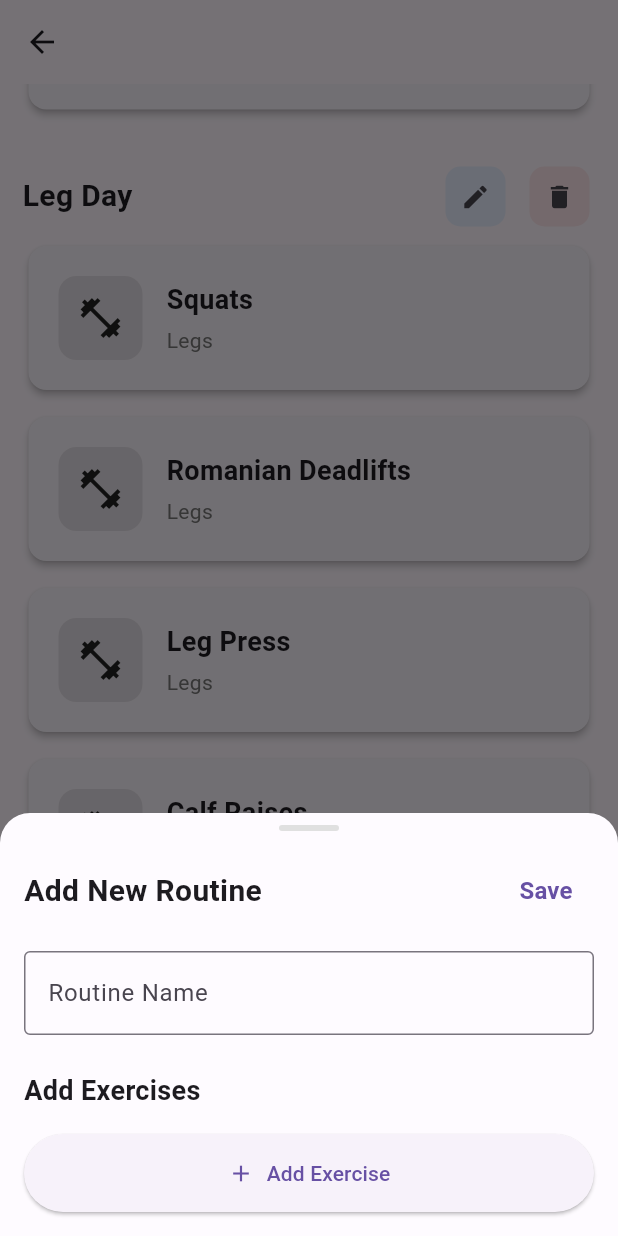
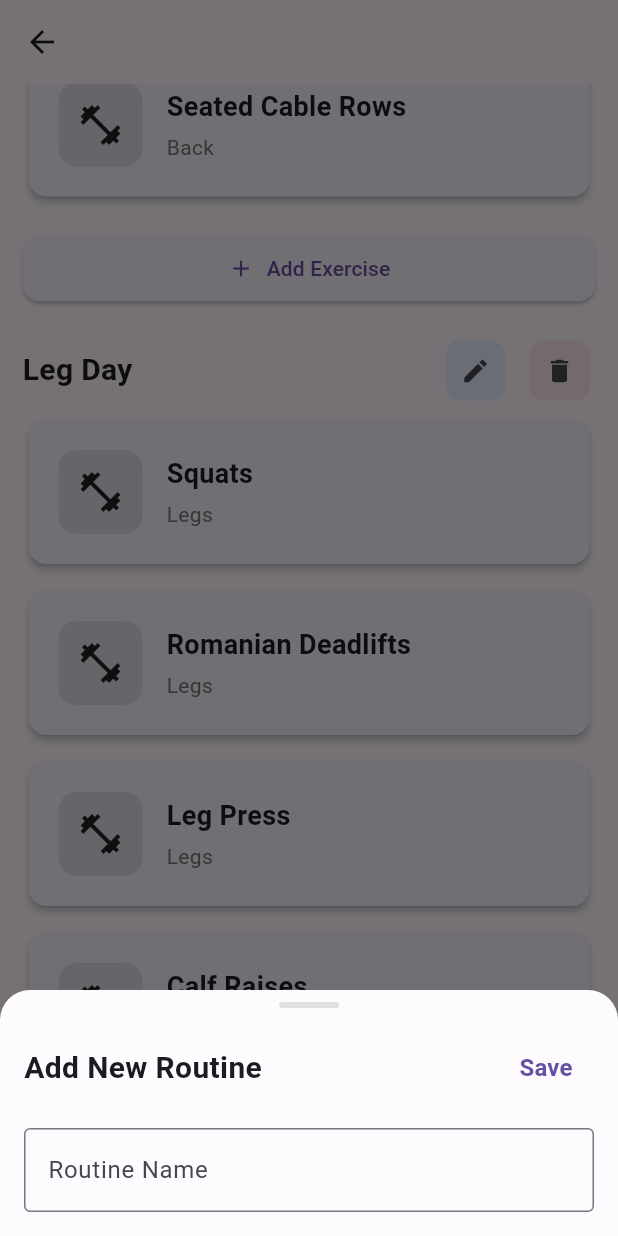
Before and after one commit to PebbleHearts/rep-records, a Flutter app: the ManageRoutinesScreen screen opened directly, scrolled down 1728 dp, after a tap on the "add" icon, on a phone screen of 412 x 824 dp. Run offline on Flutter 3.47's test engine with Material 3 defaults, Android fonts, the light colour scheme and no system bars; our stand-ins replace drift, shared_preferences; accounts and stored records are empty; generated files the repository leaves out were written again; statements that could not run were skipped.

Commit message:
feat: handle the routine creation

```diff
--- /dev/null
+++ b/lib/database/schema/routine.dart
@@ -0,0 +1,10 @@
+import 'package:drift/drift.dart';
+
+@DataClassName('Routine')
+class Routines extends Table {
+  IntColumn get id => integer().autoIncrement()();
+  TextColumn get name => text()();
+
+  @override
+  Set<Column> get primaryKey => {id};
+}
--- /dev/null
+++ b/lib/schemas/routine_schema.dart
@@ -0,0 +1,11 @@
+import 'package:drift/drift.dart';
+
+@DataClassName('Routine')
+class Routines extends Table {
+  IntColumn get id => integer().autoIncrement()();
+  TextColumn get name => text()();
+  TextColumn get status => text()(); // Can be 'active' or 'archived'
+
+  @override
+  Set<Column> get primaryKey => {id};
+}
--- a/lib/screens/manage-routines-screen/manage_routines_screen.dart
+++ b/lib/screens/manage-routines-screen/manage_routines_screen.dart
@@ -1,4 +1,8 @@
+import 'package:drift/drift.dart' show Value;
 import 'package:flutter/material.dart';
+import 'package:rep_records/database/dao/routine_dao.dart';
+import 'package:rep_records/database/database.dart';
+import 'package:rep_records/main.dart';
 import 'package:rep_records/theme/app_theme.dart';
 
 class ManageRoutinesScreen extends StatelessWidget {
@@ -106,10 +110,18 @@ class ManageRoutinesScreen extends StatelessWidget {
                     ),
                   ),
                   TextButton(
-                    onPressed: () {
+                    onPressed: () async {
                       if (_formKey.currentState!.validate()) {
-                        // TODO: Save the routine
-                        Navigator.pop(context);
+                        await RoutineDao(database).createRoutine(
+                          RoutinesCompanion.insert(
+                            name: _nameController.text,
+                            status: 'active',
+                          ),
+                        );
+                        print('Routine created');
+                        final routines = await RoutineDao(database).getAllRoutines();
+                        print(routines);
+                        // Navigator.pop(context);
                       }
                     },
                     child: const Text(
@@ -127,11 +139,7 @@ class ManageRoutinesScreen extends StatelessWidget {
               padding: const EdgeInsets.fromLTRB(16, 0, 16, 16),
               child: Form(
                 key: _formKey,
-                child: Column(
-                  mainAxisSize: MainAxisSize.min,
-                  crossAxisAlignment: CrossAxisAlignment.stretch,
-                  children: [
-                    TextFormField(
+                child: TextFormField(
                   controller: _nameController,
                   decoration: const InputDecoration(
                     labelText: 'Routine Name',
@@ -144,27 +152,6 @@ class ManageRoutinesScreen extends StatelessWidget {
                     }
                     return null;
                   },
-                    ),
-                    const SizedBox(height: 24),
-                    const Text(
-                      'Add Exercises',
-                      style: TextStyle(
-                        fontSize: 18,
-                        fontWeight: FontWeight.bold,
-                      ),
-                    ),
-                    const SizedBox(height: 16),
-                    ElevatedButton.icon(
-                      onPressed: () {
-                        // TODO: Show exercise selection dialog
-                      },
-                      icon: const Icon(Icons.add),
-                      label: const Text('Add Exercise'),
-                      style: ElevatedButton.styleFrom(
-                        padding: const EdgeInsets.symmetric(vertical: 16),
-                      ),
-                    ),
-                  ],
                 ),
               ),
             ),
@@ -273,6 +260,23 @@ class ManageRoutinesScreen extends StatelessWidget {
                               const SizedBox(height: 10),
                             ],
                           )).toList(),
+                          const SizedBox(height: 10),
+                          SizedBox(
+                            width: double.infinity,
+                            child: ElevatedButton.icon(
+                              onPressed: () {
+                                // TODO: Show exercise selection dialog for this specific routine
+                              },
+                              icon: const Icon(Icons.add),
+                              label: const Text('Add Exercise'),
+                              style: ElevatedButton.styleFrom(
+                                padding: const EdgeInsets.symmetric(vertical: 12),
+                                shape: RoundedRectangleBorder(
+                                  borderRadius: BorderRadius.circular(12),
+                                ),
+                              ),
+                            ),
+                          ),
                           const SizedBox(height: 20),
                         ],
                       )).toList(),
```
Also changed, not shown: lib/database/dao/routine_dao.dart (added, +21 -0 lines), lib/database/database.dart (+21 -21 lines), lib/database/dao/routine_dao.g.dart (added), lib/database/database.g.dart. Lines whose indentation alone changed are shown as unchanged.
